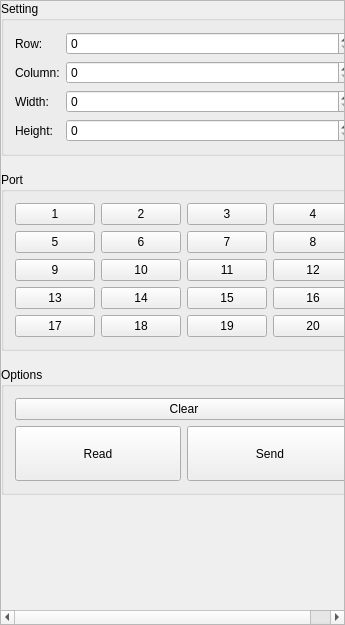
The window that src/MaxConfig3/mcconnection.ui (liyangfamily/TestActions) describes before a commit, drawn with Qt 5.
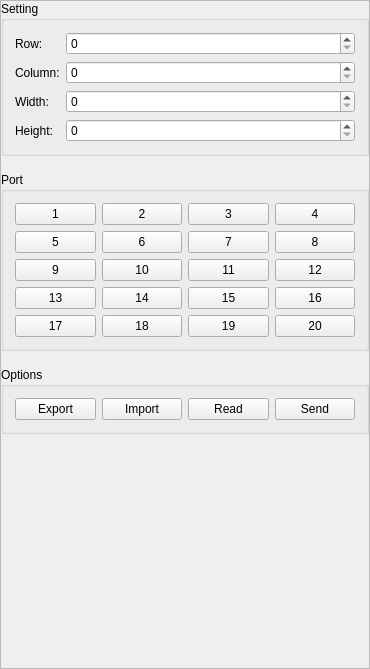
The same window after the commit.

Patch:
```diff
--- a/src/MaxConfig3/mcconnection.ui
+++ b/src/MaxConfig3/mcconnection.ui
@@ -6,8 +6,8 @@
    <rect>
     <x>0</x>
     <y>0</y>
-    <width>345</width>
-    <height>625</height>
+    <width>370</width>
+    <height>669</height>
    </rect>
   </property>
   <property name="windowTitle">
@@ -39,8 +39,8 @@
        <rect>
         <x>0</x>
         <y>0</y>
-        <width>343</width>
-        <height>623</height>
+        <width>368</width>
+        <height>667</height>
        </rect>
       </property>
       <layout class="QVBoxLayout" name="verticalLayout_2">
@@ -418,18 +418,25 @@
          <property name="title">
           <string>Options</string>
          </property>
-         <layout class="QGridLayout" name="gridLayout_3">
-          <item row="0" column="0" colspan="2">
-           <widget class="QPushButton" name="btnItemClear">
+         <layout class="QHBoxLayout" name="horizontalLayout">
+          <item>
+           <widget class="QPushButton" name="btnExport">
             <property name="text">
-             <string>Clear</string>
+             <string>Export</string>
             </property>
            </widget>
           </item>
-          <item row="1" column="0">
+          <item>
+           <widget class="QPushButton" name="btnImport">
+            <property name="text">
+             <string>Import</string>
+            </property>
+           </widget>
+          </item>
+          <item>
            <widget class="QPushButton" name="btnConnectionRead">
             <property name="sizePolicy">
-             <sizepolicy hsizetype="Minimum" vsizetype="Expanding">
+             <sizepolicy hsizetype="Minimum" vsizetype="Fixed">
               <horstretch>0</horstretch>
               <verstretch>0</verstretch>
              </sizepolicy>
@@ -439,10 +446,10 @@
             </property>
            </widget>
           </item>
-          <item row="1" column="1">
+          <item>
            <widget class="QPushButton" name="btnConnectionSend">
             <property name="sizePolicy">
-             <sizepolicy hsizetype="Minimum" vsizetype="Expanding">
+             <sizepolicy hsizetype="Minimum" vsizetype="Fixed">
               <horstretch>0</horstretch>
               <verstretch>0</verstretch>
              </sizepolicy>
@@ -461,7 +468,7 @@
           <enum>Qt::Vertical</enum>
          </property>
          <property name="sizeType">
-          <enum>QSizePolicy::Preferred</enum>
+          <enum>QSizePolicy::Expanding</enum>
          </property>
          <property name="sizeHint" stdset="0">
           <size>
```
Left out of the diff: 1 changed line with no effect on the pictures.
